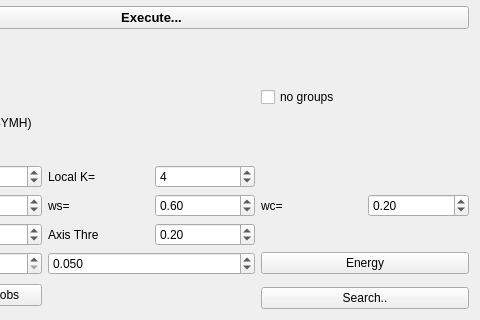
Qt form ddtt/experiment/experiment-widget.ui (ialhashim/ddtt-dev) before a commit; both pictures show x 177 to 657 and y 837 to 1157 of the 657 by 1157 pixel window.
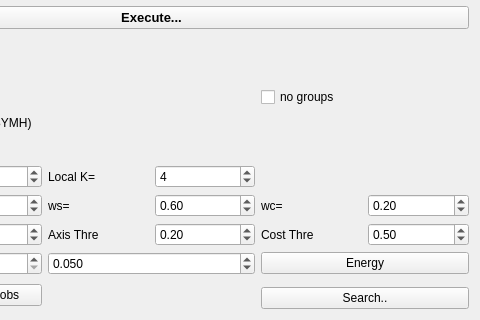
The same form after that commit.

```diff
--- a/ddtt/experiment/experiment-widget.ui
+++ b/ddtt/experiment/experiment-widget.ui
@@ -485,6 +485,36 @@
      </item>
     </layout>
    </item>
+   <item row="29" column="2">
+    <layout class="QHBoxLayout" name="horizontalLayout_10" stretch="0,0">
+     <property name="sizeConstraint">
+      <enum>QLayout::SetMinimumSize</enum>
+     </property>
+     <item>
+      <widget class="QLabel" name="label_10">
+       <property name="text">
+        <string>Cost Thre</string>
+       </property>
+      </widget>
+     </item>
+     <item>
+      <widget class="QDoubleSpinBox" name="costThre">
+       <property name="decimals">
+        <number>2</number>
+       </property>
+       <property name="maximum">
+        <double>1.000000000000000</double>
+       </property>
+       <property name="singleStep">
+        <double>0.050000000000000</double>
+       </property>
+       <property name="value">
+        <double>0.500000000000000</double>
+       </property>
+      </widget>
+     </item>
+    </layout>
+   </item>
   </layout>
  </widget>
  <resources/>
```
